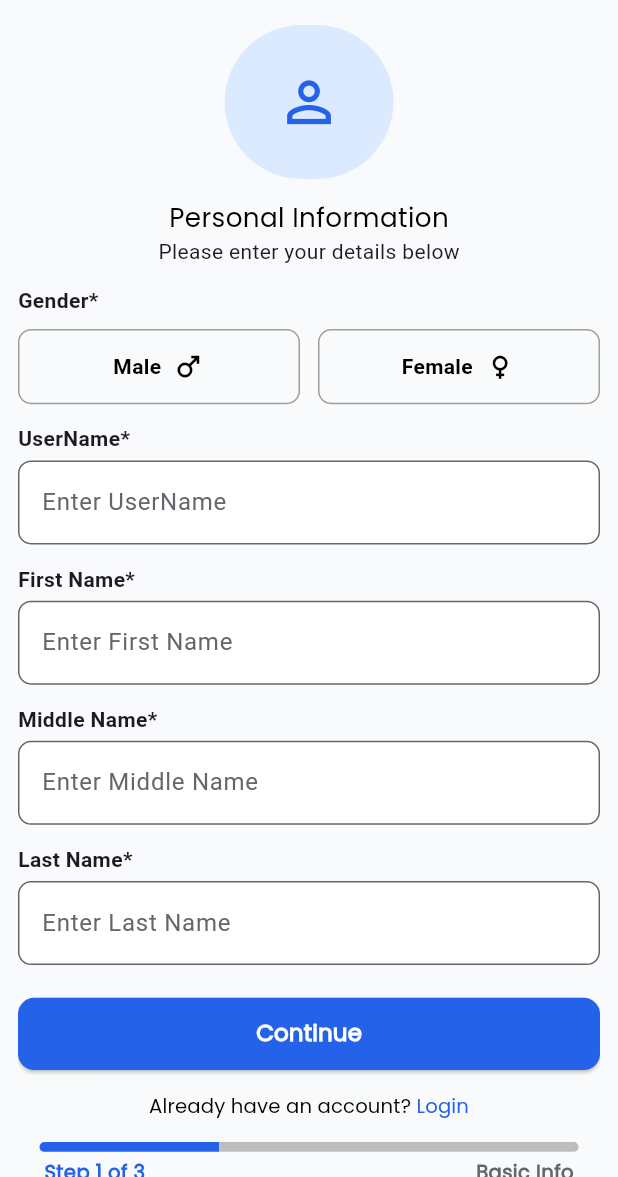
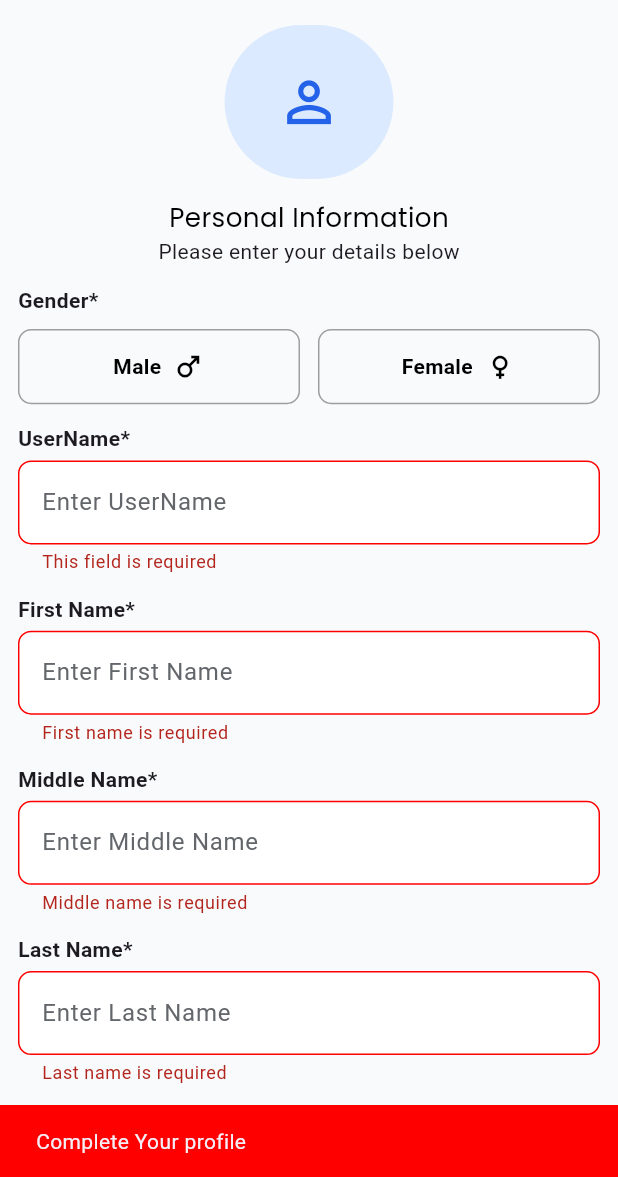
Before and after one commit to Mahmoudyuones/freelance_task_highway_support, a Flutter app: the PersonalInformation screen opened by its route, after a tap on "Continue", on a phone screen of 412 x 824 dp, the part 59-1236 px from its top. Run offline on Flutter 3.47's test engine with Material 3 defaults, Android fonts, the phone set to English and light mode, and no system bars; our stand-ins replace device_info_plus, dotted_border, flutter_screenutil, image_picker, intl_phone_field, permission_handler and 1 more; project files that could hold a hidden picture were left out.

Commit message:
add form validate to personal information screen

```diff
--- a/lib/core/utils/validator.dart
+++ b/lib/core/utils/validator.dart
@@ -2,9 +2,9 @@ class Validators {
   static String? isValidIDCardNumber(String? val) {
     final RegExp idRegex = RegExp(r'^\d{14}$');
     if (val == null || val.isEmpty) {
-      return "This Field is required";
+      return "This field is required";
     } else if (!idRegex.hasMatch(val)) {
-      return 'The ID must be 14 number only';
+      return 'The ID must be 14 digits only';
     } else {
       return null;
     }
@@ -13,11 +13,52 @@ class Validators {
   static String? isValidLicenseNumber(String? val) {
     final RegExp idRegex = RegExp(r'^\d{14}$');
     if (val == null || val.isEmpty) {
-      return "This Field is required";
+      return "This field is required";
     } else if (!idRegex.hasMatch(val)) {
-      return 'The License ID must be 14 number only';
+      return 'The License ID must be 14 digits only';
     } else {
       return null;
     }
   }
+
+  static String? validateUsername(String? val) {
+    final RegExp usernameRegex = RegExp(r'^[a-zA-Z0-9,.-]+$');
+    if (val == null || val.isEmpty) {
+      return 'This field is required';
+    } else if (!usernameRegex.hasMatch(val)) {
+      return 'Enter a valid username';
+    } else {
+      return null;
+    }
+  }
+
+  static String? validateFirstName(String? val) {
+    final RegExp nameRegex = RegExp(r'^[a-zA-Z\u0621-\u064A\s\-]{2,}$');
+    if (val == null || val.trim().isEmpty) {
+      return 'First name is required';
+    } else if (!nameRegex.hasMatch(val)) {
+      return 'Enter a valid first name';
+    }
+    return null;
+  }
+
+  static String? validateMiddleName(String? val) {
+    final RegExp nameRegex = RegExp(r'^[a-zA-Z\u0621-\u064A\s\-]{2,}$');
+    if (val == null || val.trim().isEmpty) {
+      return 'Middle name is required';
+    } else if (!nameRegex.hasMatch(val)) {
+      return 'Enter a valid middle name';
+    }
+    return null;
+  }
+
+  static String? validateLastName(String? val) {
+    final RegExp nameRegex = RegExp(r'^[a-zA-Z\u0621-\u064A\s\-]{2,}$');
+    if (val == null || val.trim().isEmpty) {
+      return 'Last name is required';
+    } else if (!nameRegex.hasMatch(val)) {
+      return 'Enter a valid last name';
+    }
+    return null;
+  }
 }
--- a/lib/core/widget/gender_selector.dart
+++ b/lib/core/widget/gender_selector.dart
@@ -2,8 +2,8 @@ import 'package:flutter/material.dart';
 import 'package:flutter_screenutil/flutter_screenutil.dart';
 
 class GenderSelector extends StatefulWidget {
-  const GenderSelector({super.key});
-
+  const GenderSelector({super.key, required this.onGenderSelected});
+  final Function onGenderSelected;
   @override
   State<GenderSelector> createState() => _GenderSelectorState();
 }
@@ -36,6 +36,7 @@ class _GenderSelectorState extends State<GenderSelector> {
         onTap: () {
           setState(() {
             selectedGender = gender;
+            widget.onGenderSelected(selectedGender);
           });
         },
         child: Container(
--- a/lib/features/identity_documents_screen.dart
+++ b/lib/features/identity_documents_screen.dart
@@ -206,6 +206,7 @@ class _IdentityDocumentsScreenState extends State<IdentityDocumentsScreen> {
                         SnackBar(
                           content: Text('Complete Your profile'),
                           backgroundColor: ColorsManager.red,
+                          duration: Duration(seconds: 1),
                         ),
                       );
                     }
--- a/lib/features/personal_information_screen.dart
+++ b/lib/features/personal_information_screen.dart
@@ -3,6 +3,7 @@ import 'package:flutter_screenutil/flutter_screenutil.dart';
 import 'package:freelance_task_highway_support/core/resources/colors_manager.dart';
 import 'package:freelance_task_highway_support/core/resources/font_manager.dart';
 import 'package:freelance_task_highway_support/core/resources/style_manager.dart';
+import 'package:freelance_task_highway_support/core/utils/validator.dart';
 import 'package:freelance_task_highway_support/core/widget/default_eleveted_button.dart';
 import 'package:freelance_task_highway_support/core/widget/default_text_form_field.dart';
 import 'package:freelance_task_highway_support/core/widget/gender_selector.dart';
@@ -20,6 +21,8 @@ class _PersonalInformationState extends State<PersonalInformation> {
   TextEditingController firstNameController = TextEditingController();
   TextEditingController middleNameController = TextEditingController();
   TextEditingController lastNameController = TextEditingController();
+  final formKey = GlobalKey<FormState>();
+  String? gender;
   @override
   Widget build(BuildContext context) {
     return Scaffold(
@@ -44,7 +47,9 @@ class _PersonalInformationState extends State<PersonalInformation> {
           ),
         ],
       ),
-      body: Padding(
+      body: Form(
+        key: formKey,
+        child: Padding(
           padding: EdgeInsets.symmetric(horizontal: 5.w),
           child: SingleChildScrollView(
             child: Column(
@@ -66,11 +71,17 @@ class _PersonalInformationState extends State<PersonalInformation> {
                 SizedBox(height: 6.h),
                 Text(
                   'Personal Information',
-                style: StyleManager().getLightStyle(color: ColorsManager.black),
+                  style: StyleManager().getLightStyle(
+                    color: ColorsManager.black,
+                  ),
                 ),
                 Text('Please enter your details below'),
                 SizedBox(height: 6.h),
-              GenderSelector(),
+                GenderSelector(
+                  onGenderSelected: (String selectedGender) {
+                    gender = selectedGender;
+                  },
+                ),
                 SizedBox(height: 6.h),
 
                 Align(
@@ -86,8 +97,7 @@ class _PersonalInformationState extends State<PersonalInformation> {
                   label: "User Name",
                   controller: userNameController,
                   validator: (value) {
-                  // write validate logic
-                  return null;
+                    return Validators.validateUsername(value);
                   },
                 ),
                 SizedBox(height: 6.h),
@@ -103,10 +113,9 @@ class _PersonalInformationState extends State<PersonalInformation> {
                 DefaultTextFormField(
                   hintText: 'Enter First Name',
                   label: "First Name",
-                controller: userNameController,
+                  controller: firstNameController,
                   validator: (value) {
-                  // write validate logic
-                  return null;
+                    return Validators.validateFirstName(value);
                   },
                 ),
                 SizedBox(height: 6.h),
@@ -122,10 +131,9 @@ class _PersonalInformationState extends State<PersonalInformation> {
                 DefaultTextFormField(
                   hintText: 'Enter Middle Name',
                   label: "Middle Name",
-                controller: userNameController,
+                  controller: middleNameController,
                   validator: (value) {
-                  // write validate logic
-                  return null;
+                    return Validators.validateMiddleName(value);
                   },
                 ),
                 SizedBox(height: 6.h),
@@ -141,14 +149,28 @@ class _PersonalInformationState extends State<PersonalInformation> {
                 DefaultTextFormField(
                   hintText: 'Enter Last Name',
                   label: "Last Name",
-                controller: userNameController,
+                  controller: lastNameController,
                   validator: (value) {
-                  // write validate logic
-                  return null;
+                    return Validators.validateLastName(value);
                   },
                 ),
                 SizedBox(height: 10.h),
-              DefaultElevatedButton(onPressed: () {}, text: "Continue"),
+                DefaultElevatedButton(
+                  onPressed: () {
+                    if (formKey.currentState!.validate() && gender != null) {
+                      print('success');
+                    } else {
+                      ScaffoldMessenger.of(context).showSnackBar(
+                        SnackBar(
+                          content: Text('Complete Your profile'),
+                          backgroundColor: ColorsManager.red,
+                          duration: Duration(seconds: 1),
+                        ),
+                      );
+                    }
+                  },
+                  text: "Continue",
+                ),
                 TextButton(
                   onPressed: () {},
                   child: Row(
@@ -225,6 +247,7 @@ class _PersonalInformationState extends State<PersonalInformation> {
             ),
           ),
         ),
+      ),
     );
   }
 }
--- a/lib/main.dart
+++ b/lib/main.dart
@@ -28,7 +28,7 @@ class HighwaySupport extends StatelessWidget {
               IdentityDocumentsScreen.routeName:
                   (_) => IdentityDocumentsScreen(),
             },
-            initialRoute: IdentityDocumentsScreen.routeName,
+            initialRoute: PersonalInformation.routeName,
             theme: AppTheme.lightThem,
             themeMode: ThemeMode.light,
           ),
```
Lines whose indentation alone changed are shown as unchanged.
